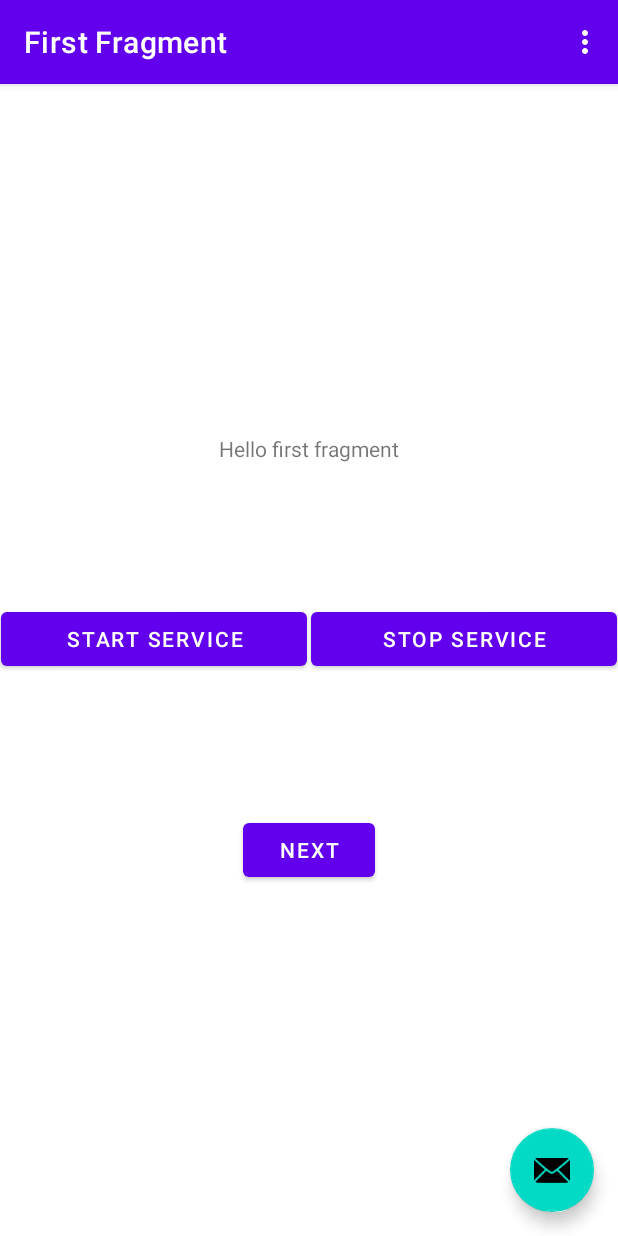
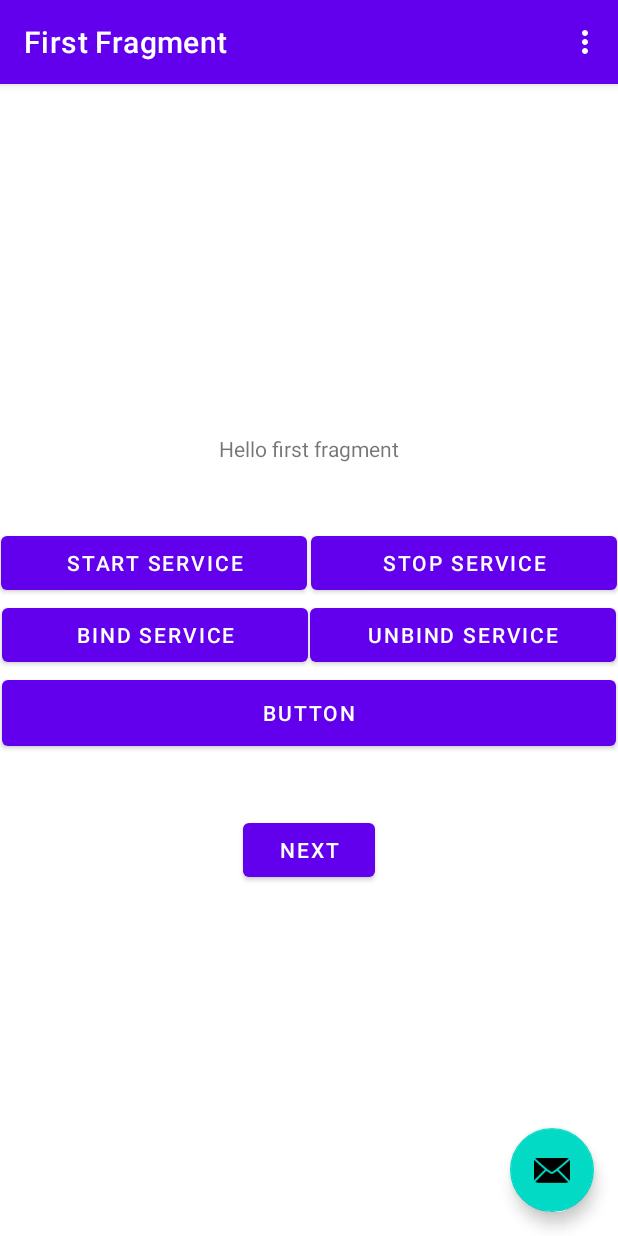
Before and after one commit to fast050/ServicesTasker, an Android app: the screen it shows after launch (MainActivity), on a phone screen of 412 x 824 dp. Run offline under Robolectric (Android 15) with nearby library versions, the phone set to English and light mode, and no system bars; our stand-ins replace navigation-ui.

Commit message:
- Bound Service Local Bound

```diff
--- a/app/src/main/java/com/example/servicestasker/FirstFragment.kt
+++ b/app/src/main/java/com/example/servicestasker/FirstFragment.kt
@@ -1,20 +1,30 @@
 package com.example.servicestasker
 
+import android.content.ComponentName
+import android.content.Context
 import android.content.Intent
+import android.content.ServiceConnection
 import android.os.Bundle
-import androidx.fragment.app.Fragment
+import android.os.IBinder
+import android.util.Log
 import android.view.LayoutInflater
 import android.view.View
 import android.view.ViewGroup
+import androidx.fragment.app.Fragment
 import androidx.navigation.fragment.findNavController
 import com.example.servicestasker.databinding.FragmentFirstBinding
 import com.example.servicestasker.service.MyService
+import com.example.servicestasker.service.MyService.MyServiceBinder
+
 
 /**
  * A simple [Fragment] subclass as the default destination in the navigation.
  */
 class FirstFragment : Fragment() {
 
+    private var myService :MyService? = null
+    private var isServiceBound:Boolean = false
+    private lateinit var serviceConnection: ServiceConnection
     private var _binding: FragmentFirstBinding? = null
 
     // This property is only valid between onCreateView and
@@ -39,17 +49,57 @@ class FirstFragment : Fragment() {
             findNavController().navigate(R.id.action_FirstFragment_to_SecondFragment)
         }
 
+        val serviceIntent = Intent(requireContext(),MyService::class.java)
+
 
         binding.apply {
 
-            val intent = Intent(requireContext(),MyService::class.java)
 
             btnStartService.setOnClickListener{
-              activity?.startService(intent)
+              activity?.startService(serviceIntent)
             }
 
             btnStopService.setOnClickListener {
-                activity?.stopService(intent)
+                activity?.stopService(serviceIntent)
+            }
+
+            btnBindService.setOnClickListener {
+
+                if (myService == null){
+                    serviceConnection = object : ServiceConnection{
+                        override fun onServiceConnected(p0: ComponentName?, p1: IBinder?) {
+
+                            //to get reference from the service
+                            val myServiceBinder = p1 as MyServiceBinder
+                            myService = myServiceBinder.getService()
+                            isServiceBound =true
+                        }
+
+                        override fun onServiceDisconnected(p0: ComponentName?) {
+                           isServiceBound=false
+                        }
+
+                    }
+                }
+
+                // BIND_AUTO_CREATE : it will create service if is not created when it try to bind
+                activity?.bindService(serviceIntent,serviceConnection, Context.BIND_AUTO_CREATE)
+
+
+            }
+
+            btnUnbindService.setOnClickListener {
+                 if (isServiceBound) {
+                     activity?.unbindService(serviceConnection)
+                     isServiceBound = false
+                 }
+            }
+
+            btnGetRandomNumber.setOnClickListener {
+                if (isServiceBound)
+                    textviewFirst.text = myService?.randomNumber.toString()
+                else
+                    textviewFirst.text = "not bound"
             }
         }
 
--- a/app/src/main/res/layout/fragment_first.xml
+++ b/app/src/main/res/layout/fragment_first.xml
@@ -35,7 +35,8 @@
         app:layout_constraintBottom_toTopOf="@+id/button_first"
         app:layout_constraintEnd_toStartOf="@+id/btn_stop_service"
         app:layout_constraintStart_toStartOf="parent"
-        app:layout_constraintTop_toBottomOf="@+id/textview_first" />
+        app:layout_constraintTop_toBottomOf="@+id/textview_first"
+        app:layout_constraintVertical_bias="0.229" />
 
     <Button
         android:id="@+id/btn_stop_service"
@@ -45,4 +46,33 @@
         app:layout_constraintBaseline_toBaselineOf="@+id/btn_start_service"
         app:layout_constraintEnd_toEndOf="parent"
         app:layout_constraintStart_toEndOf="@+id/btn_start_service" />
+
+    <Button
+        android:id="@+id/btn_unbind_service"
+        android:layout_width="204dp"
+        android:layout_height="wrap_content"
+        android:text="unbind service"
+        app:layout_constraintBaseline_toBaselineOf="@+id/btn_bind_service"
+        app:layout_constraintEnd_toEndOf="parent"
+        app:layout_constraintHorizontal_bias="0.5"
+        app:layout_constraintStart_toEndOf="@+id/btn_bind_service" />
+
+    <Button
+        android:id="@+id/btn_bind_service"
+        android:layout_width="204dp"
+        android:layout_height="wrap_content"
+        android:text="bind Service"
+        app:layout_constraintEnd_toStartOf="@+id/btn_unbind_service"
+        app:layout_constraintHorizontal_bias="0.5"
+        app:layout_constraintStart_toStartOf="parent"
+        app:layout_constraintTop_toBottomOf="@+id/btn_start_service" />
+
+    <Button
+        android:id="@+id/btn_get_random_number"
+        android:layout_width="409dp"
+        android:layout_height="56dp"
+        android:text="Button"
+        app:layout_constraintEnd_toEndOf="parent"
+        app:layout_constraintStart_toStartOf="parent"
+        app:layout_constraintTop_toBottomOf="@+id/btn_unbind_service" />
 </androidx.constraintlayout.widget.ConstraintLayout>
```
Also changed, not shown: app/src/main/java/com/example/servicestasker/service/MyService.kt (+26 -9 lines).
